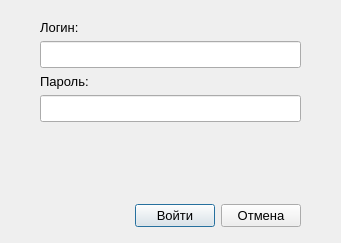
The window that MyClient/MyClient/LogInWindow.ui (zagaynov-andrew/task-launcher) describes before a commit, drawn with Qt 5.
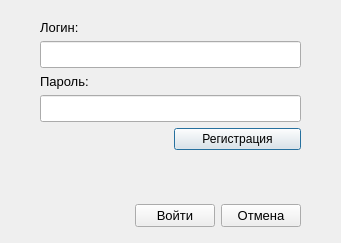
The same window after the commit.

```diff
--- a/MyClient/MyClient/LogInWindow.ui
+++ b/MyClient/MyClient/LogInWindow.ui
@@ -78,6 +78,8 @@
      </layout>
     </item>
     <item>
+     <layout class="QHBoxLayout" name="horizontalLayout">
+      <item>
      <widget class="QLabel" name="error_lbl">
       <property name="styleSheet">
        <string notr="true">color: red;</string>
@@ -86,6 +88,18 @@
        <string/>
       </property>
      </widget>
+      </item>
+      <item>
+       <widget class="QPushButton" name="signUp_btn">
+        <property name="locale">
+         <locale language="Prussian" country="World"/>
+        </property>
+        <property name="text">
+         <string>Регистрация</string>
+        </property>
+       </widget>
+      </item>
+     </layout>
     </item>
     <item>
      <spacer name="verticalSpacer">
```
Lines whose indentation alone changed are shown as unchanged.
